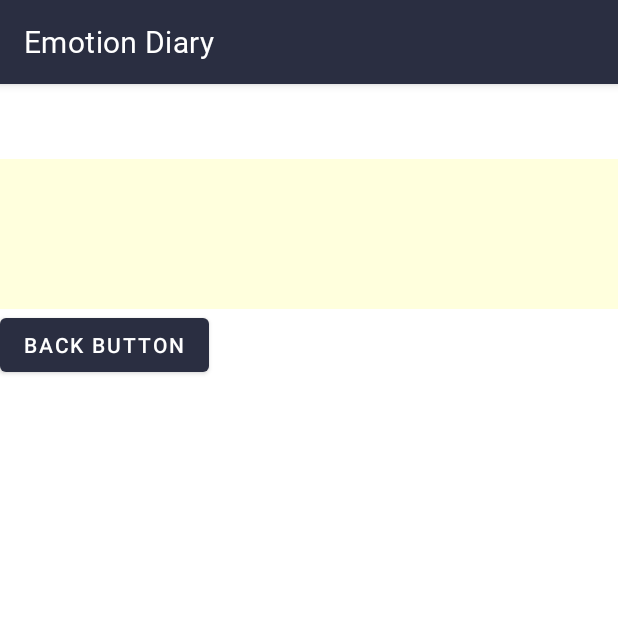
After one commit to 25-Gachon-MobileProgramming/EmoTa-Diary, an Android app: the AnswerActivity screen opened directly, with no data from a screen before it, on a phone screen of 412 x 824 dp, the top half of it. The commit adds this screen. Run offline under Robolectric (Android 15) with nearby library versions, the phone set to English and light mode, and no system bars; Roboto replaces fonts that are not available here.

Commit message:
add - 감정선택 버튼 , anseractivity에 갈 때마다 핸드폰 wifi상태 확인
add : EmtionSelectActivity로 넘어갈 때 date title content 값이 넘어감. 이 activity에서 감정 선택후 answer로 date title content emtion 데이터를 intent로 넘김. answer에서 들어올 때 마다 wifi가 꺼져있는지 켜저 있는지 Toast로 알려줌. 백버튼은 오류로 비활성

```diff
--- a/app/src/main/AndroidManifest.xml
+++ b/app/src/main/AndroidManifest.xml
@@ -21,10 +21,11 @@
                 <category android:name="android.intent.category.LAUNCHER" />
             </intent-filter>
         </activity>
-
         <activity android:name=".ui.Remind.RemindActivity" />
         <activity android:name=".ui.writePage.DiaryWriteActivity"/>
         <activity android:name=".ui.emotion.EmotionSelectActivity"/>
+        <activity android:name=".ui.answerPage.AnswerActivity"/>
     </application>
-
+<!--    핸드폰 wifi 상태 접근-->
+    <uses-permission android:name="android.permission.ACCESS_NETWORK_STATE" />
 </manifest>
--- a/app/src/main/java/kr/co/gachon/emotion_diary/data/Converters.java
+++ b/app/src/main/java/kr/co/gachon/emotion_diary/data/Converters.java
@@ -22,10 +22,6 @@ import java.util.Locale;
 public class Converters {
     private static final SimpleDateFormat formatter = new SimpleDateFormat("yyyy-MM-dd HH:mm:ss", Locale.getDefault());
 
-    // 참조하려고 format 함
-    public static String CurrentDate(Date date){
-        return formatter.format(date);
-    }
     @TypeConverter
     public static Date fromString(String value) {
         try {
--- /dev/null
+++ b/app/src/main/java/kr/co/gachon/emotion_diary/ui/answerPage/AnswerActivity.java
@@ -0,0 +1,88 @@
+package kr.co.gachon.emotion_diary.ui.answerPage;
+import android.content.Context;
+import android.content.Intent;
+import android.net.ConnectivityManager;
+import android.net.Network;
+import android.net.NetworkCapabilities;
+import android.os.Build;
+import android.os.Bundle;
+import android.util.Log;
+import android.view.View;
+import android.widget.Button;
+import android.widget.Toast;
+import androidx.appcompat.app.AppCompatActivity;
+import kr.co.gachon.emotion_diary.R;
+import kr.co.gachon.emotion_diary.ui.emotion.EmotionSelectActivity;
+
+public class AnswerActivity extends AppCompatActivity {
+    protected void onCreate(Bundle savedInstanceState){
+        super.onCreate(savedInstanceState);
+        setContentView(R.layout.activity_diary_answer);
+
+        Intent intent = getIntent();
+
+        // 정보 받고 확인
+        String CurrentDate = intent.getStringExtra("date");
+        String title = intent.getStringExtra("title");
+        String content = intent.getStringExtra("content");
+        String emotion = intent.getStringExtra("emotion");
+
+        Log.wtf("get2Test",CurrentDate);
+        Log.wtf("get2Test",title);
+        Log.wtf("get2Test",content);
+        Log.wtf("get2Test",emotion);
+
+        // Toast로 wifi 연결 상태 보여줌 - 작동은 맨 아래 코드
+        if (wifiConnected(AnswerActivity.this)) {
+            Toast.makeText(AnswerActivity.this, "Wi-Fi가 연결되었습니다", Toast.LENGTH_SHORT).show();
+        } else {
+            Toast.makeText(AnswerActivity.this, "Wi-Fi가 연결 않되었습니다", Toast.LENGTH_SHORT).show();
+        }
+
+        // 백버튼 잠시 보류
+        // EmotionSelectActivity로 돌아가는 버튼
+//        Button backButton3 = findViewById(R.id.backButton3);
+//        backButton3.setOnClickListener(new View.OnClickListener() {
+//            @Override
+//            public void onClick(View view) {
+//                Intent intent = new Intent(getApplicationContext(), EmotionSelectActivity.class);
+//
+//                // EmotionSelectActivity로 정보 전송
+//                intent.putExtra("date",CurrentDate);
+//                intent.putExtra("title",title);
+//                intent.putExtra("content",content);
+//                startActivity(intent);
+//            }});
+    }
+
+    // wifi 유무 판단 코드
+    public static boolean wifiConnected(Context context) {
+        // getSystemService가 시스템 서비스 가져옴
+        ConnectivityManager connectivityManager = (ConnectivityManager) context.getSystemService(Context.CONNECTIVITY_SERVICE);
+
+        // wifi에 대한 정보가 없을 때 false값 반환
+        if (connectivityManager == null) {
+            return false;
+        }
+
+        // 버전확인 코드 [NetworkCapabilities라는 코드가 버전 6.0이상 에서만 사용 가능하기 때문]
+        if (Build.VERSION.SDK_INT >= Build.VERSION_CODES.M) {
+
+            Network network = connectivityManager.getActiveNetwork();
+
+            if (network == null) {
+                return false;
+            }
+            // NetworkCapabilities 코드로 네트워크 확인
+            NetworkCapabilities capabilities = connectivityManager.getNetworkCapabilities(network);
+            if (capabilities == null) {
+                return false;
+            }
+
+            // 만족하면 true 반환해서 wifi연결상태 코드로 전송
+            return capabilities.hasTransport(NetworkCapabilities.TRANSPORT_WIFI);
+        }
+
+        return false;
+    }
+}
--- /dev/null
+++ b/app/src/main/res/layout/activity_diary_answer.xml
@@ -0,0 +1,21 @@
+<?xml version="1.0" encoding="utf-8"?>
+<LinearLayout xmlns:android="http://schemas.android.com/apk/res/android"
+    android:layout_width="match_parent"
+    android:layout_height="match_parent"
+    android:orientation="vertical">
+
+    <TextView
+        android:id="@+id/answear"
+        android:layout_width="match_parent"
+        android:layout_marginTop="50dp"
+        android:background="#ffd"
+        android:layout_height="100dp"/>
+
+    <Button
+        android:id="@+id/backButton3"
+        android:layout_width="wrap_content"
+        android:layout_height="wrap_content"
+        android:text="back button"/>
+
+
+</LinearLayout>
```
Also changed, not shown: app/src/main/java/kr/co/gachon/emotion_diary/ui/emotion/EmotionSelectActivity.java (+61 -25 lines), app/src/main/java/kr/co/gachon/emotion_diary/ui/writePage/DiaryWriteActivity.java (+29 -25 lines), app/src/main/res/layout/activity_diary_emotion.xml (+3 -27 lines).
